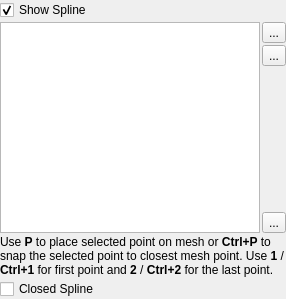
Old version of the form Qt/ApplicationComponents/Resources/UI/pqSplinePropertyWidget.ui in the repository Kitware/ParaView.
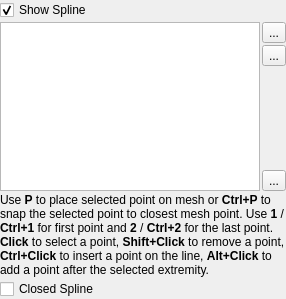
New version of the form. Icons and pictures are not drawn. Custom widgets are drawn as their Qt base class.

Commit message: Add modifier help for poly-line source

Patch:
```diff
--- a/Qt/ApplicationComponents/Resources/UI/pqSplinePropertyWidget.ui
+++ b/Qt/ApplicationComponents/Resources/UI/pqSplinePropertyWidget.ui
@@ -121,7 +121,7 @@
    <item>
     <widget class="QLabel" name="Hints">
      <property name="text">
-      <string>&lt;html&gt;&lt;head/&gt;&lt;body&gt;&lt;p&gt;Use &lt;span style=&quot; font-weight:600;&quot;&gt;P&lt;/span&gt; to place selected point on mesh or &lt;span style=&quot; font-weight:600;&quot;&gt;Ctrl+P&lt;/span&gt; to snap the selected point to closest mesh point. Use &lt;span style=&quot; font-weight:600;&quot;&gt;1 &lt;/span&gt;/ &lt;span style=&quot; font-weight:600;&quot;&gt;Ctrl+1&lt;/span&gt; for first point and &lt;span style=&quot; font-weight:600;&quot;&gt;2 &lt;/span&gt;/ &lt;span style=&quot; font-weight:600;&quot;&gt;Ctrl+2&lt;/span&gt; for the last point.&lt;/p&gt;&lt;/body&gt;&lt;/html&gt;</string>
+      <string>&lt;html&gt;&lt;head/&gt;&lt;body&gt;&lt;p&gt;Use &lt;span style=&quot; font-weight:600;&quot;&gt;P&lt;/span&gt; to place selected point on mesh or &lt;span style=&quot; font-weight:600;&quot;&gt;Ctrl+P&lt;/span&gt; to snap the selected point to closest mesh point. Use &lt;span style=&quot; font-weight:600;&quot;&gt;1 &lt;/span&gt;/ &lt;span style=&quot; font-weight:600;&quot;&gt;Ctrl+1&lt;/span&gt; for first point and &lt;span style=&quot; font-weight:600;&quot;&gt;2 &lt;/span&gt;/ &lt;span style=&quot; font-weight:600;&quot;&gt;Ctrl+2&lt;/span&gt; for the last point.&lt;br/&gt;&lt;span style=&quot; font-weight:600;&quot;&gt;Click&lt;/span&gt; to select a point, &lt;span style=&quot; font-weight:600;&quot;&gt;Shift+Click&lt;/span&gt; to remove a point, &lt;span style=&quot; font-weight:600;&quot;&gt;Ctrl+Click&lt;/span&gt; to insert a point on the line, &lt;span style=&quot; font-weight:600;&quot;&gt;Alt+Click&lt;/span&gt; to add a point after the selected extremity.&lt;/p&gt;&lt;/body&gt;&lt;/html&gt;</string>
      </property>
      <property name="wordWrap">
       <bool>true</bool>
```
